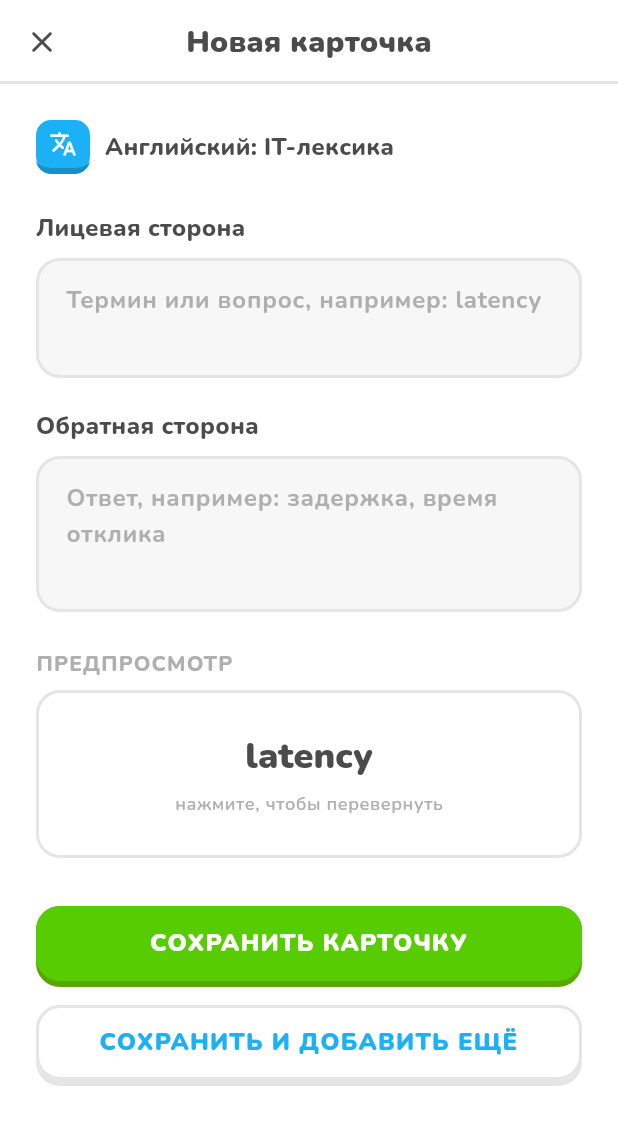
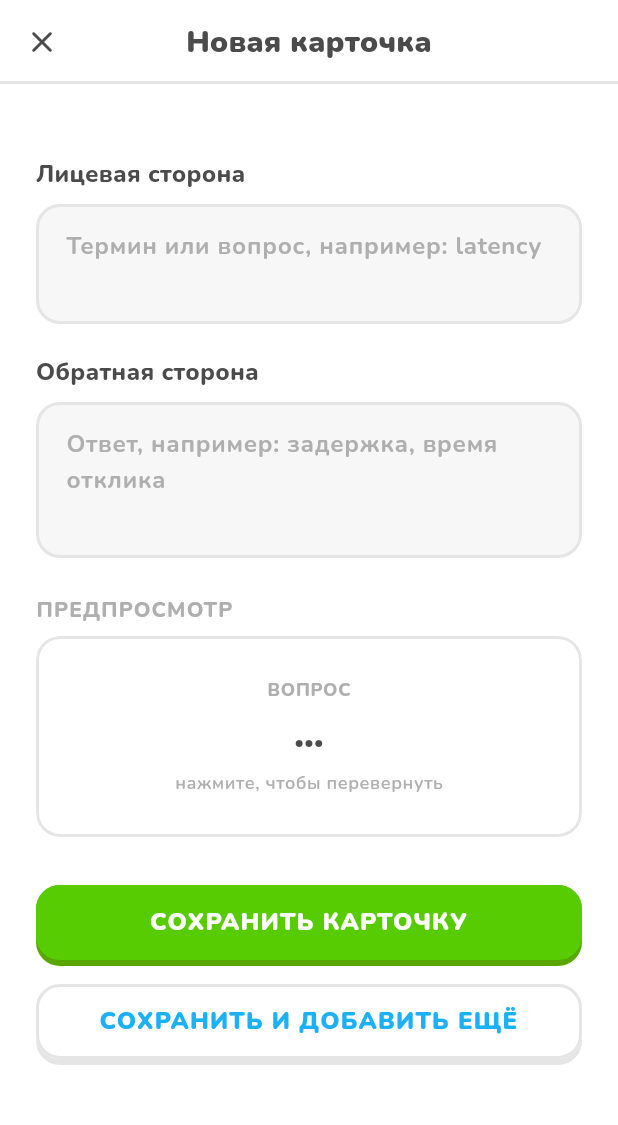
Before and after one commit to bulka-stack/PAM-L3-Navigare, a Flutter app: the CardFormScreen screen opened directly with empty values, on a phone screen of 412 x 824 dp. Shown: the top 1125 px of the screen. Run offline on Flutter 3.47's test engine with Material 3 defaults, Android fonts, the phone set to English and light mode, and no system bars; our stand-ins replace go_router.

Commit message:
Форма карточки: непустые стороны, ответ ≠ вопрос, «сохранить и добавить ещё», удаление с диалогом

```diff
--- a/lib/screens/card_form_screen.dart
+++ b/lib/screens/card_form_screen.dart
@@ -1,4 +1,5 @@
 import 'package:flutter/material.dart';
+import 'package:go_router/go_router.dart';
 
 import '../data/mock_data.dart';
 import '../theme/app_theme.dart';
@@ -6,30 +7,139 @@ import '../widgets/duo_button.dart';
 import '../widgets/subject_avatar.dart';
 
 /// Экран 5. Форма новой карточки / редактирования: лицевая и обратная сторона.
-/// Макет L2 — без валидации и без сохранения.
-class CardFormScreen extends StatelessWidget {
+/// L3: валидация темы — обе стороны непустые (и не совпадают).
+class CardFormScreen extends StatefulWidget {
   final int deckId;
+
+  /// null — новая карточка, иначе редактирование.
   final int? cardId;
 
   const CardFormScreen({super.key, required this.deckId, this.cardId});
 
   @override
+  State<CardFormScreen> createState() => _CardFormScreenState();
+}
+
+class _CardFormScreenState extends State<CardFormScreen> {
+  static const maxFront = 200;
+  static const maxBack = 500;
+
+  final _formKey = GlobalKey<FormState>();
+  final _frontCtrl = TextEditingController();
+  final _backCtrl = TextEditingController();
+  final _frontFocus = FocusNode();
+  bool _showBack = false; // предпросмотр: какая сторона видна (эфемерно)
+
+  bool get _isEdit => widget.cardId != null;
+
+  @override
+  void initState() {
+    super.initState();
+    if (_isEdit) {
+      final card = mockCards.where((c) => c.id == widget.cardId).firstOrNull;
+      if (card != null) {
+        _frontCtrl.text = card.front;
+        _backCtrl.text = card.back;
+      }
+    }
+  }
+
+  @override
+  void dispose() {
+    _frontCtrl.dispose();
+    _backCtrl.dispose();
+    _frontFocus.dispose();
+    super.dispose();
+  }
+
+  String? _validateFront(String? value) {
+    final v = value?.trim() ?? '';
+    if (v.isEmpty) return 'Лицевая сторона не может быть пустой';
+    if (v.length > maxFront) return 'Не длиннее $maxFront символов';
+    return null;
+  }
+
+  String? _validateBack(String? value) {
+    final v = value?.trim() ?? '';
+    if (v.isEmpty) return 'Обратная сторона не может быть пустой';
+    if (v.length > maxBack) return 'Не длиннее $maxBack символов';
+    if (v.toLowerCase() == _frontCtrl.text.trim().toLowerCase()) {
+      return 'Ответ не должен повторять вопрос';
+    }
+    return null;
+  }
+
+  /// [addAnother] — «Сохранить и добавить ещё»: форма очищается, экран остаётся.
+  void _save({bool addAnother = false}) {
+    if (!_formKey.currentState!.validate()) return;
+    final front = _frontCtrl.text.trim();
+    ScaffoldMessenger.of(context).showSnackBar(
+      SnackBar(
+        content: Text(_isEdit ? 'Карточка «$front» сохранена' : 'Карточка «$front» добавлена'),
+      ),
+    );
+    if (addAnother) {
+      _formKey.currentState!.reset();
+      _frontCtrl.clear();
+      _backCtrl.clear();
+      setState(() => _showBack = false);
+      _frontFocus.requestFocus();
+    } else {
+      context.pop();
+    }
+  }
+
+  Future<void> _confirmDelete() async {
+    final ok = await showDialog<bool>(
+      context: context,
+      builder: (dialogCtx) => AlertDialog(
+        title: const Text('Удалить карточку?'),
+        content: Text('«${_frontCtrl.text.trim()}» исчезнет из колоды.'),
+        actions: [
+          TextButton(onPressed: () => Navigator.pop(dialogCtx, false), child: const Text('Нет')),
+          FilledButton(
+            style: FilledButton.styleFrom(
+              backgroundColor: Theme.of(dialogCtx).colorScheme.error,
+              minimumSize: const Size(0, 44),
+            ),
+            onPressed: () => Navigator.pop(dialogCtx, true),
+            child: const Text('Удалить'),
+          ),
+        ],
+      ),
+    );
+    if (ok == true && mounted) {
+      ScaffoldMessenger.of(context).showSnackBar(const SnackBar(content: Text('Карточка удалена')));
+      context.pop();
+    }
+  }
+
+  @override
   Widget build(BuildContext context) {
     final duo = context.duo;
     final text = Theme.of(context).textTheme;
-    final deck = mockDecks.first;
+    final deck = mockDecks.where((d) => d.id == widget.deckId).firstOrNull;
+    final previewText = _showBack ? _backCtrl.text.trim() : _frontCtrl.text.trim();
 
     return Scaffold(
       appBar: AppBar(
-        leading: IconButton(
-          onPressed: () => Navigator.maybePop(context),
-          icon: const Icon(Icons.close_rounded),
+        leading: IconButton(onPressed: () => context.pop(), icon: const Icon(Icons.close_rounded)),
+        title: Text(_isEdit ? 'Карточка' : 'Новая карточка'),
+        actions: [
+          if (_isEdit)
+            IconButton(
+              tooltip: 'Удалить',
+              onPressed: _confirmDelete,
+              icon: const Icon(Icons.delete_outline_rounded),
             ),
-        title: const Text('Новая карточка'),
+        ],
       ),
-      body: ListView(
+      body: Form(
+        key: _formKey,
+        child: ListView(
           padding: const EdgeInsets.all(24),
           children: [
+            if (deck != null)
               Row(
                 children: [
                   SubjectAvatar(subject: deck.subject, size: 36),
@@ -40,28 +150,57 @@ class CardFormScreen extends StatelessWidget {
             const SizedBox(height: 24),
             Text('Лицевая сторона', style: text.titleMedium),
             const SizedBox(height: 8),
-          const TextField(
+            TextFormField(
+              controller: _frontCtrl,
+              focusNode: _frontFocus,
               minLines: 2,
               maxLines: 4,
-            decoration: InputDecoration(hintText: 'Термин или вопрос, например: latency'),
+              maxLength: maxFront,
+              textInputAction: TextInputAction.next,
+              onChanged: (_) => setState(() {}), // обновить предпросмотр
+              decoration: const InputDecoration(
+                hintText: 'Термин или вопрос, например: latency',
+                counterText: '',
+              ),
+              validator: _validateFront,
             ),
             const SizedBox(height: 20),
             Text('Обратная сторона', style: text.titleMedium),
             const SizedBox(height: 8),
-          const TextField(
+            TextFormField(
+              controller: _backCtrl,
               minLines: 3,
               maxLines: 6,
-            decoration: InputDecoration(hintText: 'Ответ, например: задержка, время отклика'),
+              maxLength: maxBack,
+              textInputAction: TextInputAction.done,
+              onChanged: (_) => setState(() {}),
+              decoration: const InputDecoration(
+                hintText: 'Ответ, например: задержка, время отклика',
+                counterText: '',
+              ),
+              validator: _validateBack,
             ),
             const SizedBox(height: 24),
             Text('ПРЕДПРОСМОТР', style: text.labelLarge?.copyWith(color: duo.muted)),
             const SizedBox(height: 8),
             Card(
+              clipBehavior: Clip.antiAlias,
+              child: InkWell(
+                onTap: () => setState(() => _showBack = !_showBack),
                 child: Padding(
                   padding: const EdgeInsets.symmetric(vertical: 28, horizontal: 16),
                   child: Column(
                     children: [
-                  Text('latency', style: text.headlineSmall),
+                      Text(
+                        _showBack ? 'ОТВЕТ' : 'ВОПРОС',
+                        style: text.labelMedium?.copyWith(color: _showBack ? duo.green : duo.muted),
+                      ),
+                      const SizedBox(height: 6),
+                      Text(
+                        previewText.isEmpty ? '…' : previewText,
+                        textAlign: TextAlign.center,
+                        style: text.headlineSmall,
+                      ),
                       const SizedBox(height: 8),
                       Text(
                         'нажмите, чтобы перевернуть',
@@ -71,15 +210,19 @@ class CardFormScreen extends StatelessWidget {
                   ),
                 ),
               ),
+            ),
             const SizedBox(height: 32),
-          DuoButton(label: 'Сохранить карточку', onPressed: () {}),
+            DuoButton(label: _isEdit ? 'Сохранить' : 'Сохранить карточку', onPressed: _save),
+            if (!_isEdit) ...[
               const SizedBox(height: 12),
               DuoButton(
                 label: 'Сохранить и добавить ещё',
                 variant: DuoButtonVariant.outline,
-            onPressed: () {},
+                onPressed: () => _save(addAnother: true),
               ),
             ],
+          ],
+        ),
       ),
     );
   }
```
Lines whose indentation alone changed are shown as unchanged.
